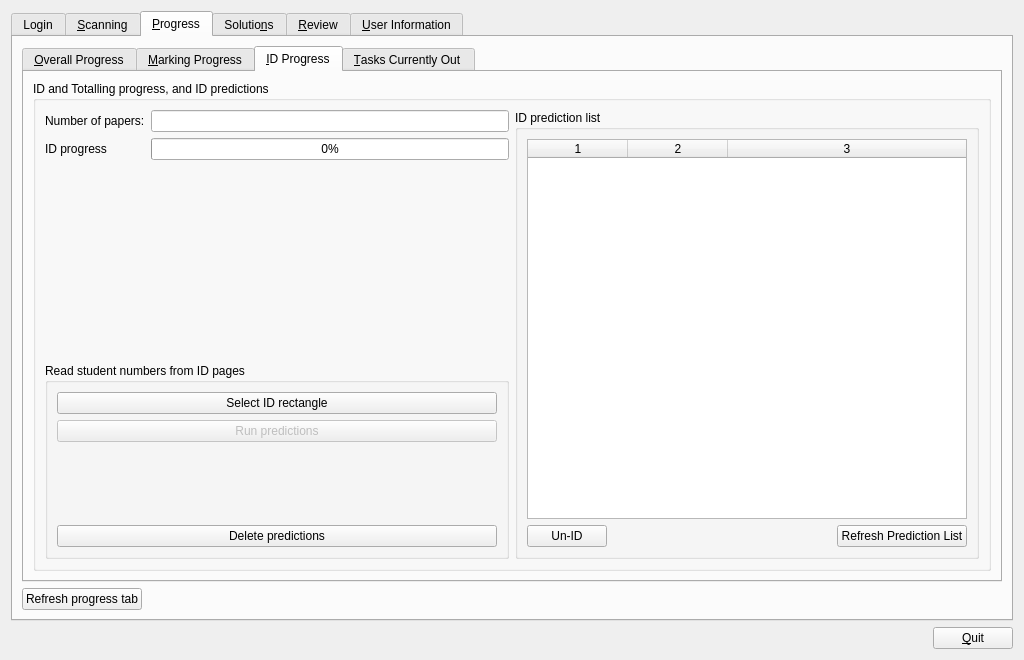
First picture: the form in qtCreatorFiles/ui_manager.ui, repository plomgrading/plom, before the edit.
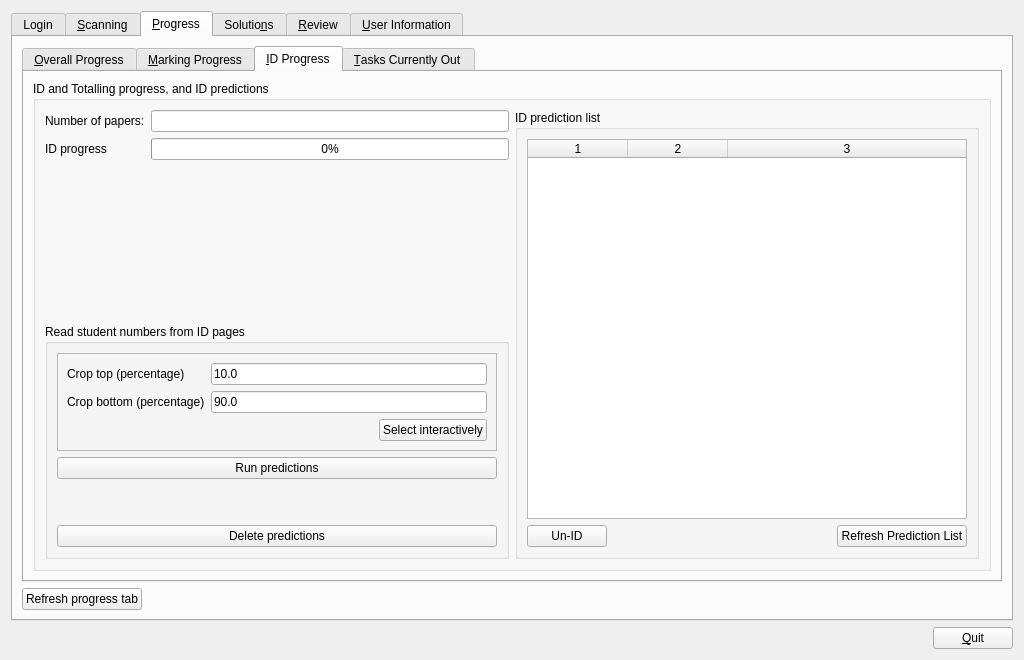
Second picture: the form after the edit. The open tabs and pages were chosen to show the change.

Commit message:
Floats around instead of pixels for top/bottom crop
UI has defaults of 10 and 90 so you don't need to click select
everytime.

```diff
--- a/qtCreatorFiles/ui_manager.ui
+++ b/qtCreatorFiles/ui_manager.ui
@@ -746,17 +746,91 @@
                   </property>
                   <layout class="QVBoxLayout" name="verticalLayout_12">
                    <item>
-                    <widget class="QPushButton" name="selectRectButton">
-                     <property name="text">
-                      <string>Select ID rectangle</string>
+                    <widget class="QFrame" name="frame_2">
+                     <property name="frameShape">
+                      <enum>QFrame::StyledPanel</enum>
                      </property>
+                     <property name="frameShadow">
+                      <enum>QFrame::Raised</enum>
+                     </property>
+                     <layout class="QFormLayout" name="formLayout">
+                      <item row="1" column="0">
+                       <widget class="QLabel" name="label_11">
+                        <property name="text">
+                         <string>Crop top (percentage)</string>
+                        </property>
+                       </widget>
+                      </item>
+                      <item row="1" column="1">
+                       <widget class="QLineEdit" name="cropTopLE">
+                        <property name="text">
+                         <string>10.0</string>
+                        </property>
+                       </widget>
+                      </item>
+                      <item row="2" column="0">
+                       <widget class="QLabel" name="label_12">
+                        <property name="text">
+                         <string>Crop bottom (percentage)</string>
+                        </property>
+                       </widget>
+                      </item>
+                      <item row="2" column="1">
+                       <widget class="QLineEdit" name="cropBottomLE">
+                        <property name="text">
+                         <string>90.0</string>
+                        </property>
+                       </widget>
+                      </item>
+                      <item row="3" column="1">
+                       <widget class="QFrame" name="frame_3">
+                        <property name="frameShape">
+                         <enum>QFrame::NoFrame</enum>
+                        </property>
+                        <property name="frameShadow">
+                         <enum>QFrame::Raised</enum>
+                        </property>
+                        <layout class="QHBoxLayout" name="horizontalLayout_24">
+                         <property name="leftMargin">
+                          <number>0</number>
+                         </property>
+                         <property name="topMargin">
+                          <number>0</number>
+                         </property>
+                         <property name="rightMargin">
+                          <number>0</number>
+                         </property>
+                         <property name="bottomMargin">
+                          <number>0</number>
+                         </property>
+                         <item>
+                          <spacer name="horizontalSpacer_18">
+                           <property name="orientation">
+                            <enum>Qt::Horizontal</enum>
+                           </property>
+                           <property name="sizeHint" stdset="0">
+                            <size>
+                             <width>0</width>
+                             <height>0</height>
+                            </size>
+                           </property>
+                          </spacer>
+                         </item>
+                         <item>
+                          <widget class="QPushButton" name="selectRectButton">
+                           <property name="text">
+                            <string>Select interactively</string>
+                           </property>
+                          </widget>
+                         </item>
+                        </layout>
+                       </widget>
+                      </item>
+                     </layout>
                     </widget>
                    </item>
                    <item>
                     <widget class="QPushButton" name="predictButton">
-                     <property name="enabled">
-                      <bool>false</bool>
-                     </property>
                      <property name="text">
                       <string>Run predictions</string>
                      </property>
```
Left out of the diff: 1 changed line with no effect on the pictures. The commit also changes 9 other files.
